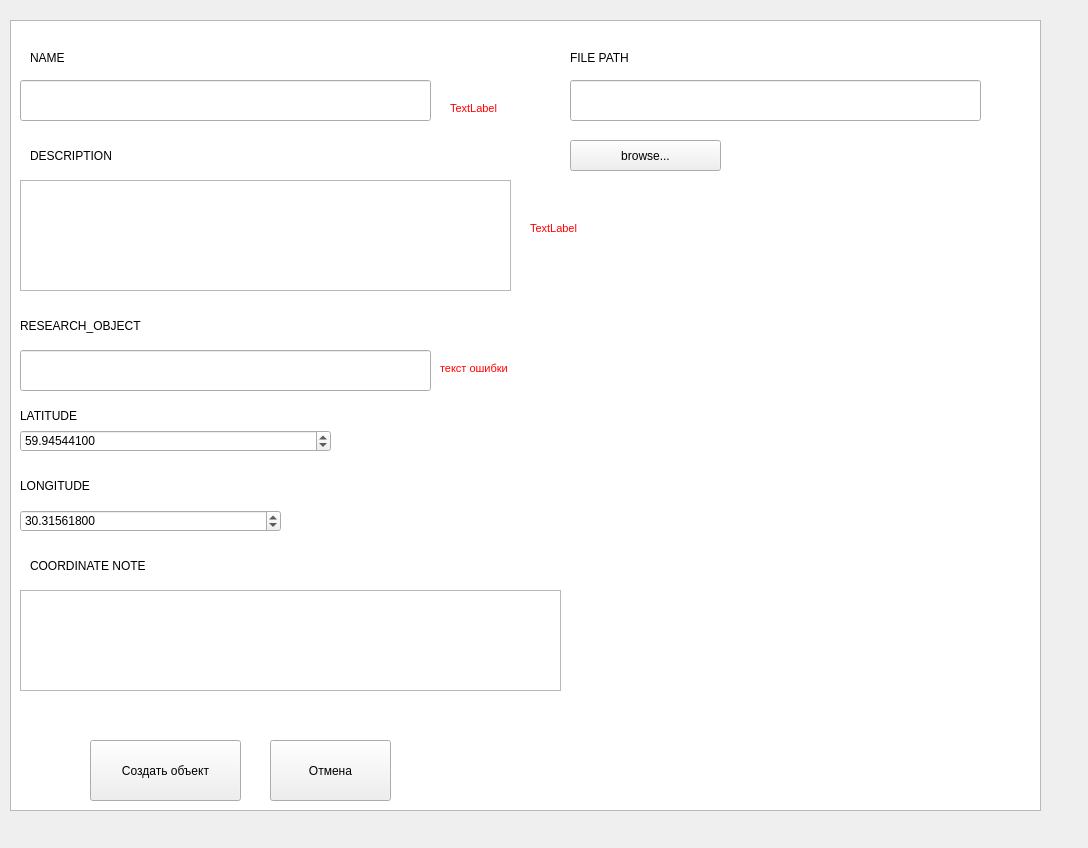
Qt form app/ui/create_monument_window.ui (reisenbest/PPK_ARCHEOMAP) before a commit.
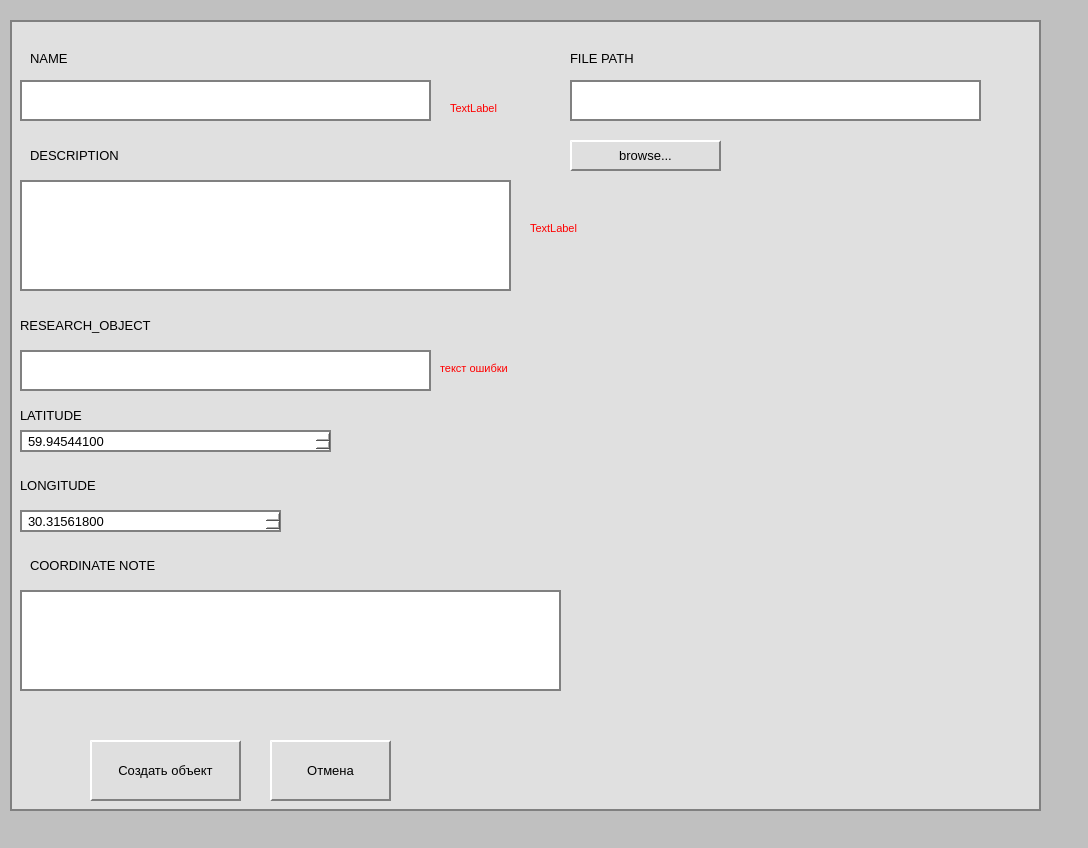
The same form after that commit.

```diff
--- a/app/ui/create_monument_window.ui
+++ b/app/ui/create_monument_window.ui
@@ -13,6 +13,59 @@
   <property name="windowTitle">
    <string>Form</string>
   </property>
+  <property name="styleSheet">
+   <string notr="true">QWidget {
+    background: #c0c0c0;
+    font-family: Tahoma, Arial, sans-serif;
+    color: #000;
+    font-size: 13px;
+}
+
+QLabel {
+    font-weight: normal;
+    color: #000;
+    background: transparent;
+}
+
+QLineEdit, QTextEdit, QDoubleSpinBox {
+    background: #fff;
+    border: 2px solid #808080;
+    border-radius: 0px;
+    padding: 2px 4px;
+    font-size: 13px;
+    color: #000;
+}
+
+QPushButton {
+    background: #dfdfdf;
+    border: 2px outset #fff;
+    border-bottom: 2px solid #808080;
+    border-right: 2px solid #808080;
+    border-radius: 0px;
+    padding: 4px 16px;
+    font-size: 13px;
+    color: #000;
+    min-width: 80px;
+}
+
+QPushButton:pressed {
+    border: 2px inset #808080;
+    background: #bdbdbd;
+}
+
+QTextBrowser {
+    background: #e0e0e0;
+    border: 2px solid #808080;
+    color: #222;
+    font-size: 12px;
+}
+
+QLabel[styleSheet*=&quot;color: red&quot;] {
+    color: #b22222;
+    font-style: italic;
+    background: transparent;
+}</string>
+  </property>
   <widget class="QTextBrowser" name="MonumentContainer">
    <property name="geometry">
     <rect>
```
